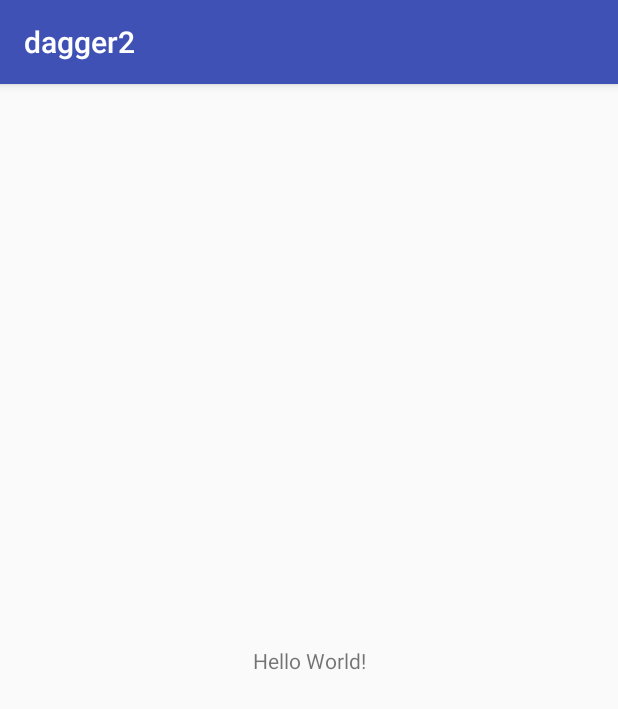
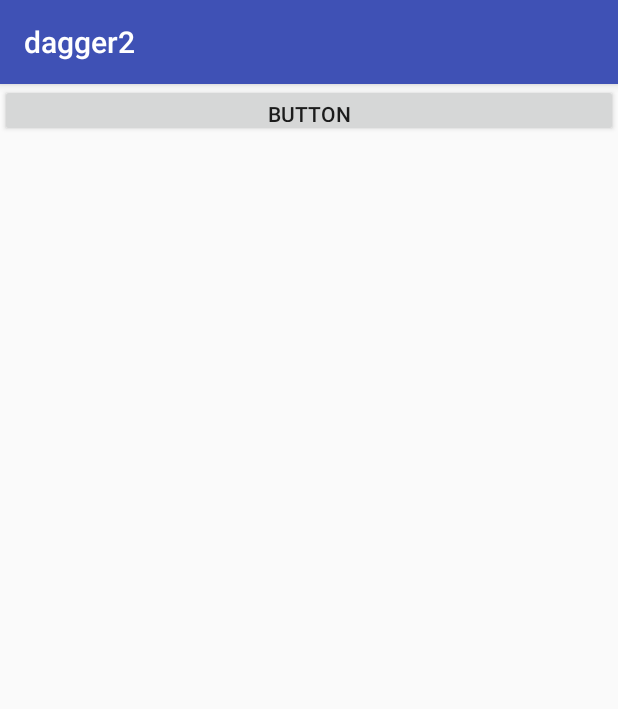
Before and after one commit to K-Kiko/testgroup, an Android app: the screen it shows after launch (MainActivity), on a phone screen of 412 x 824 dp. Shown: the top 709 px of the screen. Run offline under Robolectric (Android 15) with nearby library versions, the phone set to English and light mode, and no system bars; our stand-ins replace Dagger/Hilt's generated code.

Commit message:
add dagger2

```diff
--- a/dagger2/build.gradle
+++ b/dagger2/build.gradle
@@ -39,7 +39,7 @@ dependencies {
 
     implementation fileTree(dir: 'libs', include: ['*.jar'])
 
-    implementation 'com.android.support:appcompat-v7:28.+'
+    implementation 'com.android.support:appcompat-v7:28.0.0'
     implementation 'com.android.support.constraint:constraint-layout:1.1.2'
     testImplementation 'junit:junit:4.12'
     androidTestImplementation 'com.android.support.test:runner:1.0.2'
--- a/dagger2/src/main/java/test/kiko/com/dagger2/MainActivity.java
+++ b/dagger2/src/main/java/test/kiko/com/dagger2/MainActivity.java
@@ -4,29 +4,40 @@ import android.os.Bundle;
 import android.support.v4.app.Fragment;
 import android.support.v7.app.AppCompatActivity;
 import android.util.Log;
+import android.view.View;
 
 import javax.inject.Inject;
 
 import dagger.android.AndroidInjector;
 import dagger.android.DispatchingAndroidInjector;
 import dagger.android.support.HasSupportFragmentInjector;
+import test.kiko.com.dagger2.di.Injectable;
 
 
-public class MainActivity extends AppCompatActivity implements HasSupportFragmentInjector {
+public class MainActivity extends AppCompatActivity implements Injectable, HasSupportFragmentInjector {
 
     @Inject
     DispatchingAndroidInjector<Fragment> dispatchingAndroidInjector;
 
     @Inject
     Login mLogin;
+    @Inject
+    User mUser;
 
     @Override
     protected void onCreate(Bundle savedInstanceState) {
         super.onCreate(savedInstanceState);
         setContentView(R.layout.activity_main);
-        Log.e(MainActivity.class.getSimpleName(), "====111::" + mLogin);
-        Log.e(MainActivity.class.getSimpleName(), "====222::" + mLogin.getName());
+        Log.e(MainActivity.class.getSimpleName(), "====222::" + mLogin.getName() + "===" + mUser.getAge());
+
+        findViewById(R.id.button).setOnClickListener(new View.OnClickListener() {
+            @Override
+            public void onClick(View v) {
+                getSupportFragmentManager().beginTransaction().replace(R.id.fragment_layout, new MainFragment()).commit();
+            }
+        });
     }
+
 
     @Override
     public AndroidInjector<Fragment> supportFragmentInjector() {
--- /dev/null
+++ b/dagger2/src/main/java/test/kiko/com/dagger2/User.java
@@ -0,0 +1,31 @@
+package test.kiko.com.dagger2;
+
+import javax.inject.Inject;
+
+public class User {
+    private String sex;
+
+    private String age;
+
+    @Inject
+    public User(String sex, String age) {
+        this.sex = sex;
+        this.age = age;
+    }
+
+    public String getSex() {
+        return sex;
+    }
+
+    public void setSex(String sex) {
+        this.sex = sex;
+    }
+
+    public String getAge() {
+        return age;
+    }
+
+    public void setAge(String age) {
+        this.age = age;
+    }
+}
--- a/dagger2/src/main/java/test/kiko/com/dagger2/Tdi/AppInjector.java
+++ b/dagger2/src/main/java/test/kiko/com/dagger2/di/AppInjector.java
@@ -14,7 +14,7 @@
  * limitations under the License.
  */
 
-package test.kiko.com.dagger2.Tdi;
+package test.kiko.com.dagger2.di;
 
 import android.app.Activity;
 import android.app.Application;
@@ -32,11 +32,13 @@ import test.kiko.com.dagger2.base.DaggerApp;
  * Helper class to automatically inject fragments if they implement {@link Injectable}.
  */
 public class AppInjector {
-    private AppInjector() {}
-    public static void init(DaggerApp githubApp) {
-        DaggerAppComponent.builder().application(githubApp)
-                .build().inject(githubApp);
-        githubApp
+    private AppInjector() {
+    }
+
+    public static void init(DaggerApp daggerApp) {
+        DaggerAppComponent.builder().application(daggerApp)
+                .build().inject(daggerApp);
+        daggerApp
                 .registerActivityLifecycleCallbacks(new Application.ActivityLifecycleCallbacks() {
                     @Override
                     public void onActivityCreated(Activity activity, Bundle savedInstanceState) {
@@ -76,7 +78,7 @@ public class AppInjector {
     }
 
     private static void handleActivity(Activity activity) {
-        if (activity instanceof HasSupportFragmentInjector) {
+        if (activity instanceof HasSupportFragmentInjector || activity instanceof Injectable) {
             AndroidInjection.inject(activity);
         }
         if (activity instanceof FragmentActivity) {
--- a/dagger2/src/main/java/test/kiko/com/dagger2/Tdi/AppModule.java
+++ b/dagger2/src/main/java/test/kiko/com/dagger2/di/AppModule.java
@@ -14,20 +14,30 @@
  * limitations under the License.
  */
 
-package test.kiko.com.dagger2.Tdi;
+package test.kiko.com.dagger2.di;
+
+import android.app.Application;
 
 import javax.inject.Singleton;
 
 import dagger.Module;
 import dagger.Provides;
 import test.kiko.com.dagger2.Login;
+import test.kiko.com.dagger2.User;
 
 @Module
 class AppModule {
 
     @Singleton
     @Provides
-    Login provideXiaoMingUser(String name) {
-        return new Login(name, "123456789");
+    Login provideXiaoMingUser(Application a) {
+        return new Login("小明", "123456789");
     }
+
+    @Singleton
+    @Provides
+    User provideUserData(Login login) {
+        return new User(login.getName(), login.getPassword());
+    }
+
 }
--- a/dagger2/src/main/res/layout/activity_main.xml
+++ b/dagger2/src/main/res/layout/activity_main.xml
@@ -4,13 +4,23 @@
     android:layout_width = "match_parent"
     android:layout_height = "match_parent" >
 
-    <TextView
-        android:layout_width = "wrap_content"
-        android:layout_height = "wrap_content"
-        android:text = "Hello World!"
-        app:layout_constraintBottom_toBottomOf = "parent"
+    <Button
+        android:id = "@+id/button"
+        android:layout_width = "match_parent"
+        android:layout_height = "35dp"
+        android:text = "BUTTON"
+        app:layout_constraintBottom_toTopOf = "@id/fragment_layout"
         app:layout_constraintLeft_toLeftOf = "parent"
         app:layout_constraintRight_toRightOf = "parent"
         app:layout_constraintTop_toTopOf = "parent" />
 
+    <FrameLayout
+        android:id = "@+id/fragment_layout"
+        android:layout_width = "match_parent"
+        android:layout_height = "0dp"
+        app:layout_constraintBottom_toBottomOf = "parent"
+        app:layout_constraintLeft_toLeftOf = "parent"
+        app:layout_constraintRight_toRightOf = "parent"
+        app:layout_constraintTop_toBottomOf = "@id/button" />
+
 </android.support.constraint.ConstraintLayout >
--- a/dagger2/src/main/res/values/strings.xml
+++ b/dagger2/src/main/res/values/strings.xml
@@ -1,3 +1,4 @@
 <resources >
     <string name = "app_name" >dagger2</string >
+    <string name = "button" >Button</string >
 </resources >
```
Also changed, not shown: dagger2/src/main/java/test/kiko/com/dagger2/MainFragment.java (added, +45 -0 lines), dagger2/src/main/java/test/kiko/com/dagger2/Tdi/FragmentBuildersModule.java (deleted, +0 -24 lines), dagger2/src/main/java/test/kiko/com/dagger2/Tdi/ViewModelKey.java (deleted, +0 -19 lines), dagger2/src/main/java/test/kiko/com/dagger2/base/DaggerApp.java (+2 -2 lines), dagger2/src/main/java/test/kiko/com/dagger2/di/AppComponent.java (renamed from dagger2/src/main/java/test/kiko/com/dagger2/Tdi/Injectable.java, +26 -5 lines), dagger2/src/main/java/test/kiko/com/dagger2/di/AppComponent.kt (deleted, +0 -22 lines), dagger2/src/main/java/test/kiko/com/dagger2/di/AppInjector.kt (deleted, +0 -69 lines), dagger2/src/main/java/test/kiko/com/dagger2/di/AppModule.kt (deleted, +0 -14 lines), dagger2/src/main/java/test/kiko/com/dagger2/di/Injectable.java (+23 -7 lines), dagger2/src/main/java/test/kiko/com/dagger2/di/MainActivityModule.java (renamed from dagger2/src/main/java/test/kiko/com/dagger2/Tdi/AppComponent.java, +8 -20 lines), dagger2/src/main/java/test/kiko/com/dagger2/di/MainFragmentModule.java (added, +13 -0 lines).
